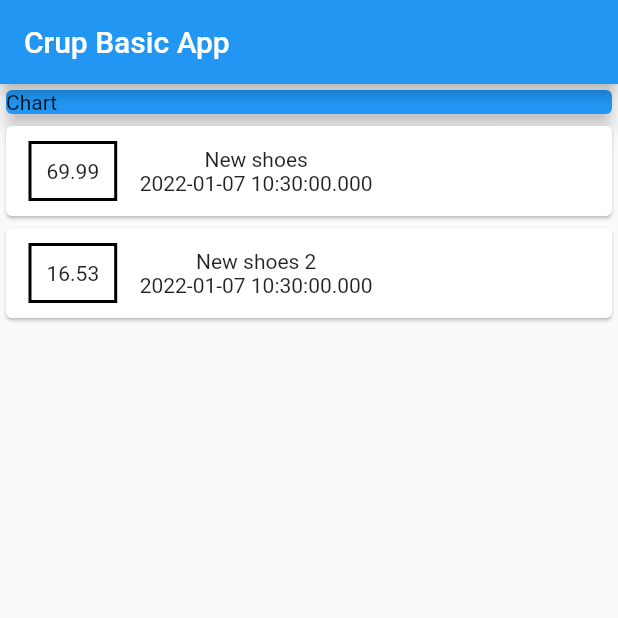
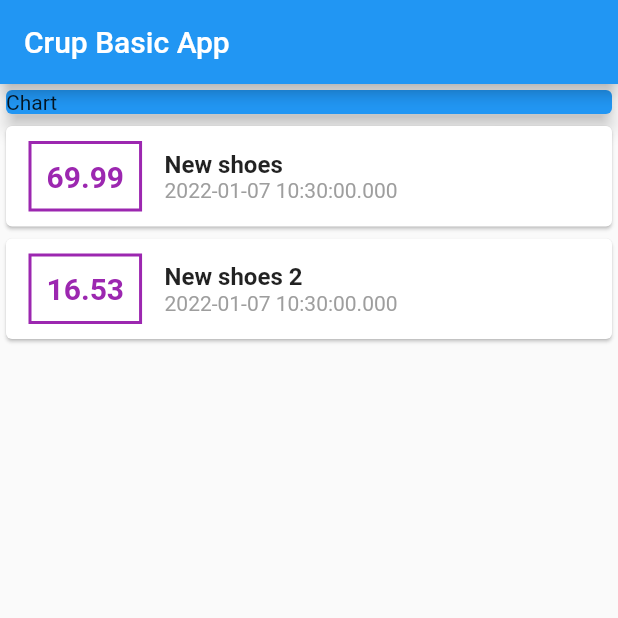
Before and after one commit to fahmi54321/crud_basic_app, a Flutter app: the screen it shows after launch, on a phone screen of 412 x 824 dp, the top half of it. Run offline on Flutter 3.47's test engine with Material 2 defaults, Android fonts, the phone set to English and light mode, and no system bars.

Commit message:
styling text

```diff
--- a/lib/main.dart
+++ b/lib/main.dart
@@ -77,6 +77,11 @@ class MyHomePage extends StatelessWidget {
                   Container(
                     child: Text(
                       transaction.amount.toString(),
+                      style: TextStyle(
+                        fontWeight: FontWeight.bold,
+                        fontSize: 20,
+                        color: Colors.purple,
+                      ),
                     ),
                     margin: EdgeInsets.symmetric(
                       vertical: 10,
@@ -84,7 +89,7 @@ class MyHomePage extends StatelessWidget {
                     ),
                     decoration: BoxDecoration(
                       border: Border.all(
-                        color: Colors.black,
+                        color: Colors.purple,
                         width: 2,
                       ),
                     ),
@@ -93,12 +98,20 @@ class MyHomePage extends StatelessWidget {
                     ),
                   ),
                   Column(
+                    crossAxisAlignment: CrossAxisAlignment.start,
                     children: [
                       Text(
                         transaction.title,
+                        style: TextStyle(
+                          fontSize: 16,
+                          fontWeight: FontWeight.bold,
+                        ),
                       ),
                       Text(
                         transaction.date.toString(),
+                        style: TextStyle(
+                          color: Colors.grey,
+                        ),
                       ),
                     ],
                   )
```
